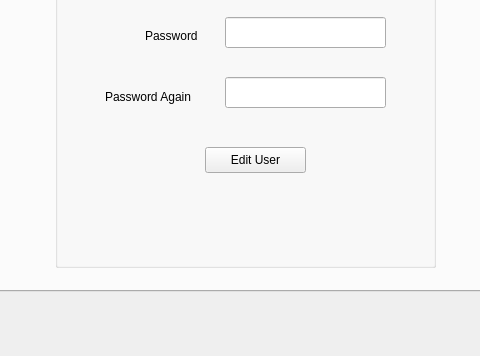
Qt form library.ui (safwanvk/lms) before a commit; both pictures show x 577 to 1057 and y 409 to 765 of the 1345 by 765 pixel window.
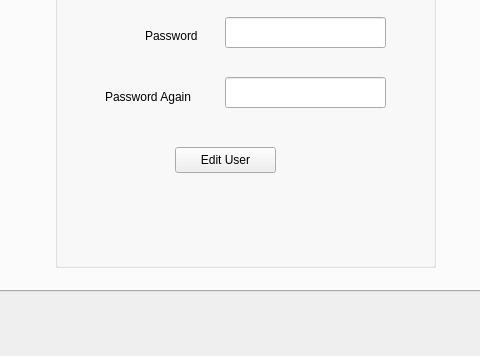
The same form after that commit. The open tabs and pages were chosen to show the change. Icons and pictures are not drawn.

Commit message: :sparkles: Setup edit user

```diff
--- a/library.ui
+++ b/library.ui
@@ -1636,7 +1636,7 @@
       <widget class="QPushButton" name="pushButton_37">
        <property name="geometry">
         <rect>
-         <x>150</x>
+         <x>120</x>
          <y>520</y>
          <width>101</width>
          <height>26</height>
```
Left out of the diff: 2 changed lines with no effect on the pictures. The commit also changes 1 other file.
